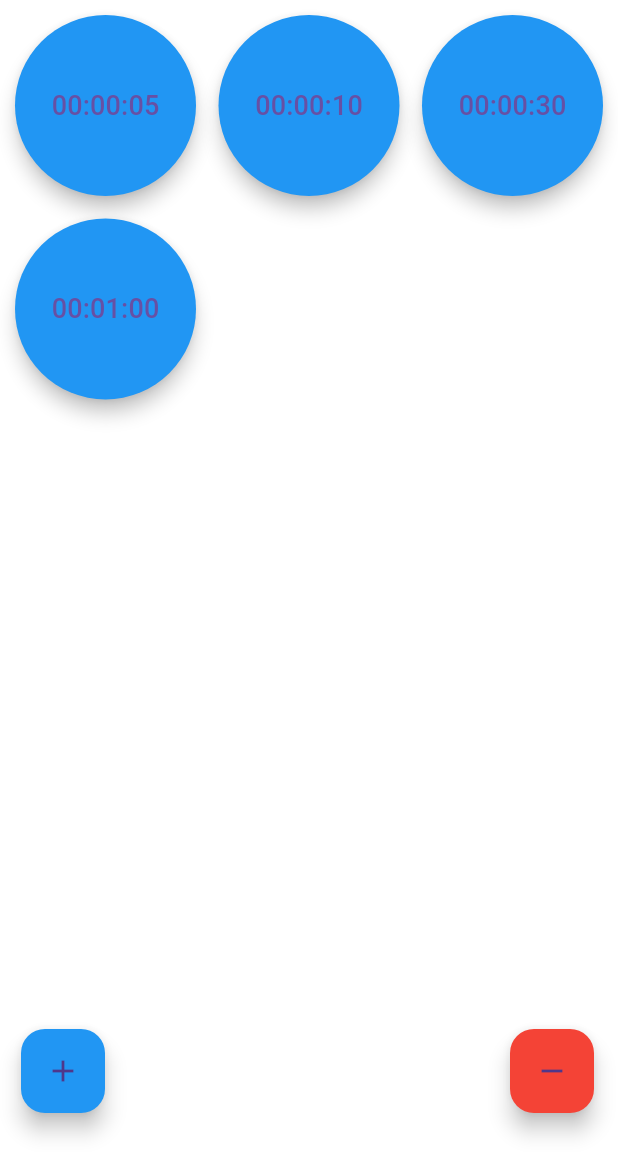
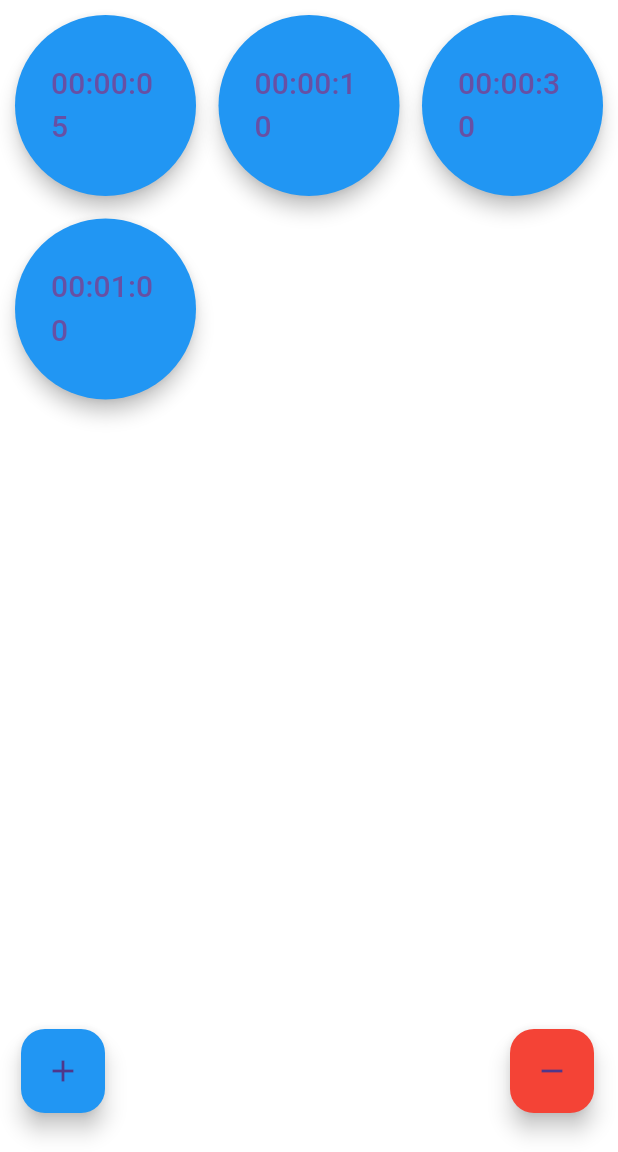
Before and after one commit to muguk04-4/OneTouchTimer, a Flutter app: the screen it shows after launch, on a phone screen of 412 x 824 dp, the part 84-1236 px from its top. Run offline on Flutter 3.47's test engine with Material 3 defaults, Android fonts, the phone set to English and light mode, and no system bars; our stand-ins replace fluttertoast, vibration.

Commit message:
list error cant fix. just go forward

```diff
--- a/flutter_application_a/lib/main.dart
+++ b/flutter_application_a/lib/main.dart
@@ -82,7 +82,7 @@
                 child: Center(
                   child: Text(
                     _formatDuration(Duration(seconds: timerDurations[index])),
-                    style: TextStyle(fontSize: 18),
+                    style: TextStyle(fontSize: 20),
                   ),
                 ),
               );
@@ -184,6 +184,19 @@
       timerDurations.removeAt(buttonIndex);
       buttonColors.removeAt(buttonIndex);
     });
+
+    // // 남은 타이머들의 인덱스를 조정하여 재배열
+    // for (int i = buttonIndex; i < timers.length - 1; i++) {
+    //   timers[i] = timers[i + 1];
+    //   timerDurations[i] = timerDurations[i + 1];
+    //   buttonColors[i] = buttonColors[i + 1];
+    // }
+
+    // // 제거된 요소 다음 인덱스의 값은 null로 설정
+    // timers[timers.length - 1] = null;
+    // timerDurations[timerDurations.length - 1] = 0;
+    // buttonColors[buttonColors.length - 1] = Colors.transparent;
+    // });
   }
 
   // 작동중인 타이머가 있는지 확인
```
